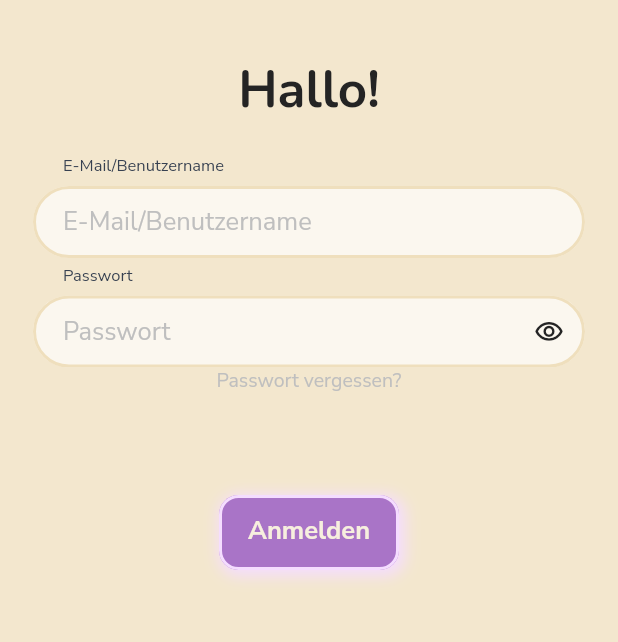
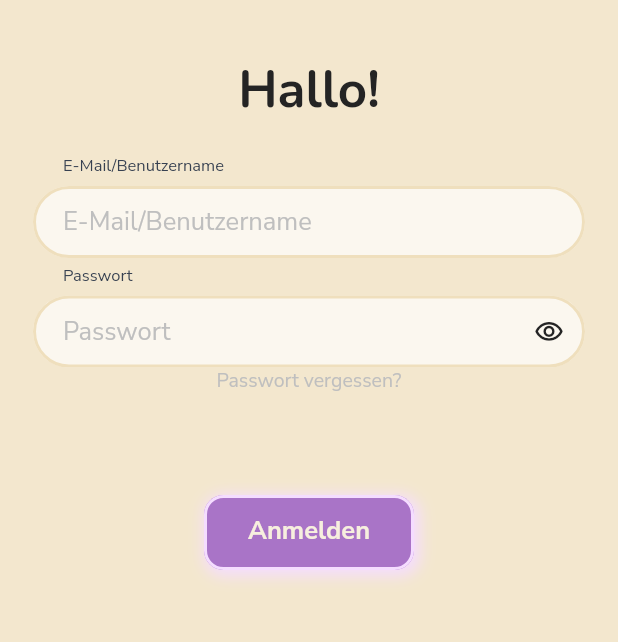
Before and after one commit to wizardofmountains/kikocode, a Flutter app: the screen it shows after launch, on a phone screen of 412 x 824 dp, the part 330-972 px from its top. Run offline on Flutter 3.47's test engine with Material 3 defaults, Android fonts, the phone set to English and light mode, and no system bars; our stand-ins replace flutter_feather_icons, flutter_riverpod, flutter_svg, go_router, google_fonts, local_auth and 2 more; missing offline and left inert: coolicons; accounts and stored records are empty.

Commit message:
Update button width in login and verification screens for improved UI consistency

```diff
--- a/lib/features/auth/screens/login_screen.dart
+++ b/lib/features/auth/screens/login_screen.dart
@@ -322,7 +322,7 @@ class _LoginScreenState extends ConsumerState<LoginScreen> {
               right: 0,
               child: Center(
                 child: SizedBox(
-                  width: 120,
+                  width: 140,
                   child: AppButton(
                     label: 'Anmelden',
                     onPressed: _isLoading ? () {} : _handleLogin,
--- a/lib/features/auth/screens/verification_screen.dart
+++ b/lib/features/auth/screens/verification_screen.dart
@@ -153,7 +153,7 @@ class _VerificationScreenState extends State<VerificationScreen> {
               right: 0,
               child: Center(
                 child: SizedBox(
-                  width: 120,
+                  width: 140,
                   child: AppButton(
                     label: 'Anmelden',
                     onPressed: _handleVerification,
```
